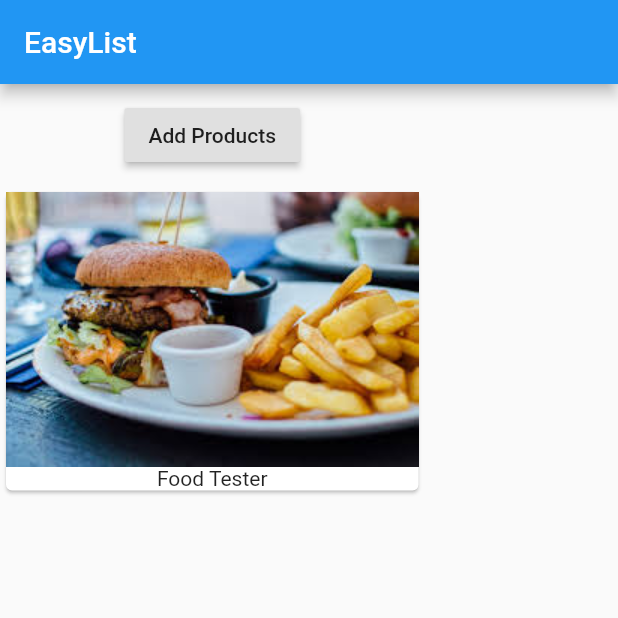
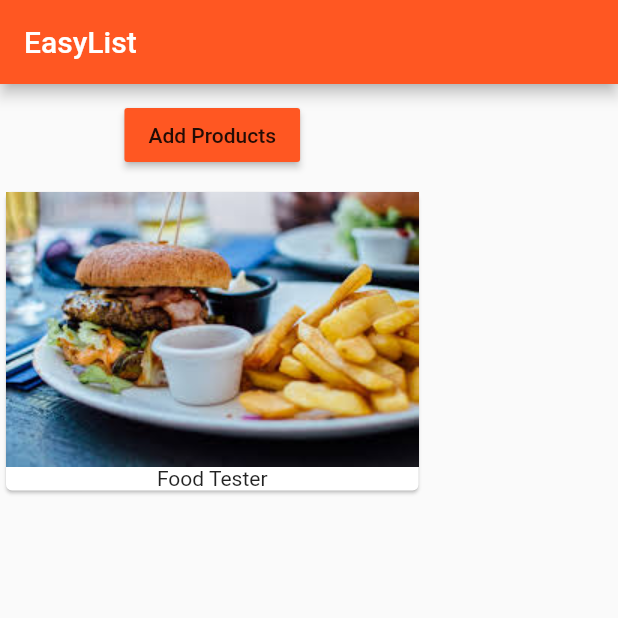
Before and after one commit to shrijan00003/flutter-first-app, a Flutter app: the screen it shows after launch, on a phone screen of 412 x 824 dp, the top half of it. Run offline on Flutter 3.47's test engine with Material 2 defaults, Android fonts, the phone set to English and light mode, and no system bars.

Commit message:
day-4: lifecycle, customizing material-ui and the type of arguments

```diff
--- a/lib/main.dart
+++ b/lib/main.dart
@@ -12,13 +12,17 @@ void main() {
 class MyApp extends StatelessWidget {
   @override
   Widget build(BuildContext context) {
-    // TODO: implement build
     return MaterialApp(
+      theme: ThemeData(
+        brightness: Brightness.light, //which is default
+        primarySwatch: Colors.deepOrange,
+        accentColor: Colors.deepOrange,
+      ),
       home: Scaffold(
         appBar: AppBar(
           title: Text('EasyList'),
         ),
-        body: ProductManager(),
+        body: ProductManager(startingProduct: 'Food Tester'),
       ),
     );
   }
--- a/lib/product_manager.dart
+++ b/lib/product_manager.dart
@@ -3,23 +3,46 @@ import 'package:flutter/material.dart';
 import './products.dart';
 
 class ProductManager extends StatefulWidget {
+  final String startingProduct;
+
+  ProductManager({this.startingProduct = "sweets Tester"}) {
+    // sweets tester is the default value
+    print('[ProductManager widget] Constructor');
+  }
   @override
   State<StatefulWidget> createState() {
-    // TODO: implement createState
+    print('[ProductManager widget] createState()');
+
     return _ProductManagerState();
   }
 }
 
 class _ProductManagerState extends State<ProductManager> {
-  List<String> _products = ['Food Tester'];
+  List<String> _products = [];
+
+  @override
+  void initState() {
+    print('[ProductManager widget] initState()');
+    _products.add(widget.startingProduct);
+    super.initState();
+  }
+
+  @override
+  void didUpdateWidget(ProductManager oldWidget) {
+    print('[ProductManager widget] didUpdateWidget()');
+    super.didUpdateWidget(oldWidget);
+  }
+
   @override
   Widget build(BuildContext context) {
-    // TODO: implement build
+    print('[ProductManager widget] Build()');
+
     return Column(
       children: <Widget>[
         Container(
           margin: EdgeInsets.all(10.0),
           child: RaisedButton(
+            color: Theme.of(context).primaryColor,
             onPressed: () {
               setState(() {
                 _products.add(('Avanced Food Tester'));
--- a/lib/products.dart
+++ b/lib/products.dart
@@ -2,9 +2,12 @@ import 'package:flutter/material.dart';
 
 class Products extends StatelessWidget {
   final List<String> products;
-  Products(this.products);
+  Products(this.products) {
+    print('[Product widget] Constructor');
+  }
   @override
   Widget build(BuildContext context) {
+    print('[Product widget] build()');
     return Column(
       children: products
           .map(
```
Also changed, not shown: 1 other file.
